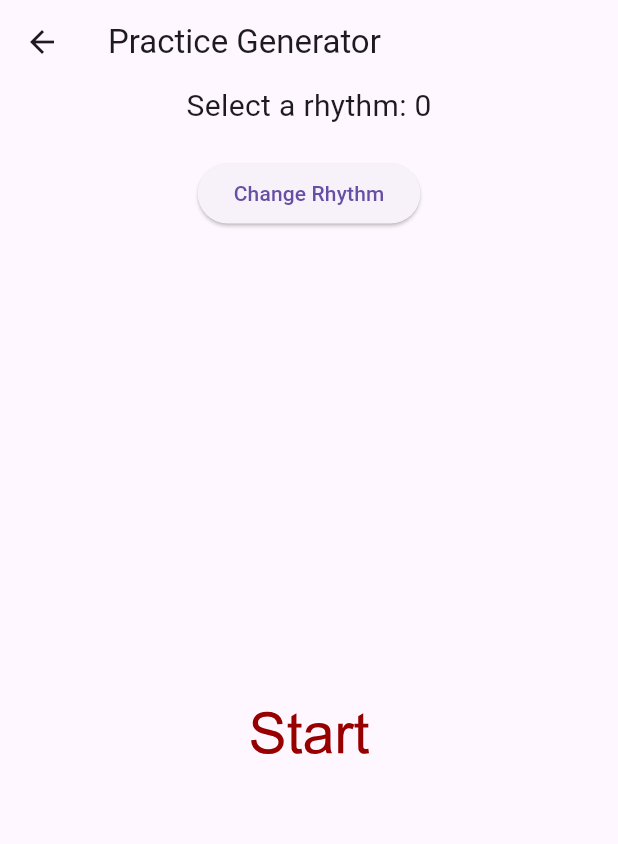
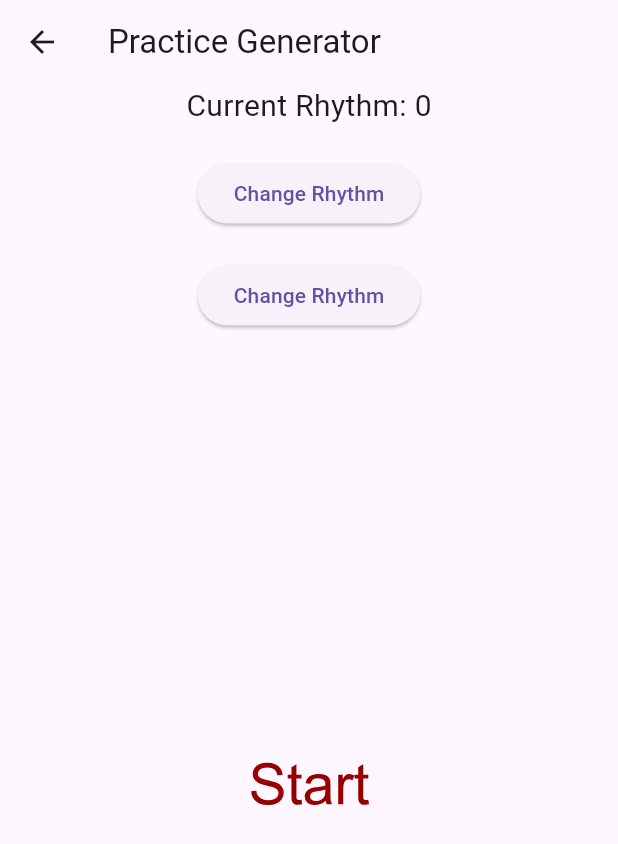
Before and after one commit to Kiaze-Wgna/footwork_tracker, a Flutter app: the PracticeGenerator screen opened directly, on a phone screen of 412 x 824 dp. Shown: the top 844 px of the screen. Run offline on Flutter 3.47's test engine with Material 3 defaults, Android fonts, the light colour scheme and no system bars; our stand-ins replace flutter_svg.

Commit message:
I forgot some code

```diff
--- a/lib/main.dart
+++ b/lib/main.dart
@@ -492,10 +492,17 @@ class _PracticeGenerator extends State<PracticeGenerator> {
       body: Column(
         mainAxisAlignment: MainAxisAlignment.center,
         children: [
-          Text(
-            "Select a rhythm: $rhythm",
-            style: TextStyle(fontSize: 20),
-          ),
+          if (showButton) //show only when starting
+            Column(
+              children: [
+                Text("Current Rhythm: $rhythm", style: TextStyle(fontSize: 20)),
+                SizedBox(height: 20),
+                ElevatedButton(
+                  onPressed: changeRhythm,
+                  child: Text("Change Rhythm"),
+                ),
+              ],
+            ),
           SizedBox(height: 20),
           ElevatedButton(
             onPressed: changeRhythm,
```
